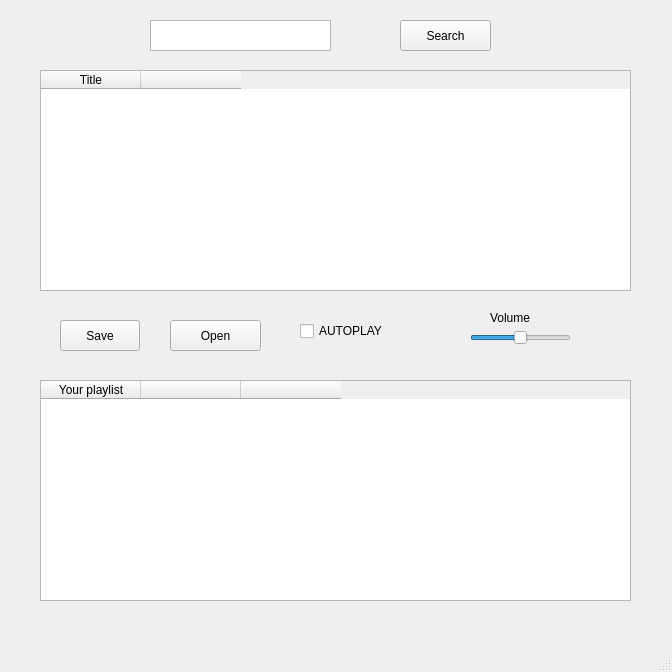
Old version of the form mainwindow.ui in the repository enzonakamura/spotify-playlist.
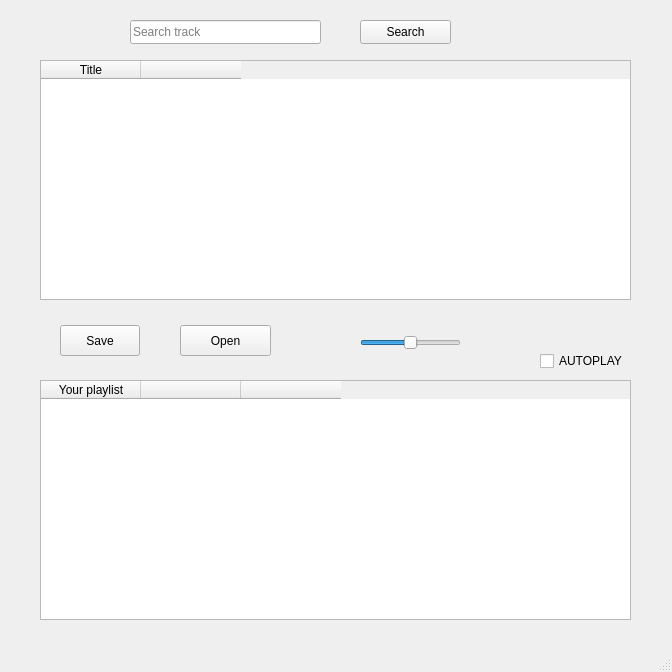
New version of the form.

Commit message: ADD: Improving UI and adding search with enter functionality

What changed in the file:
```diff
--- a/mainwindow.ui
+++ b/mainwindow.ui
@@ -17,26 +17,16 @@
    <widget class="QPushButton" name="pushButton">
     <property name="geometry">
      <rect>
-      <x>400</x>
+      <x>360</x>
       <y>20</y>
       <width>91</width>
-      <height>31</height>
+      <height>24</height>
      </rect>
     </property>
     <property name="text">
      <string>Search</string>
     </property>
    </widget>
-   <widget class="QTextEdit" name="textEdit_2">
-    <property name="geometry">
-     <rect>
-      <x>150</x>
-      <y>20</y>
-      <width>181</width>
-      <height>31</height>
-     </rect>
-    </property>
-   </widget>
    <widget class="QTableWidget" name="tableWidget">
     <property name="enabled">
      <bool>true</bool>
@@ -44,9 +34,9 @@
     <property name="geometry">
      <rect>
       <x>40</x>
-      <y>70</y>
+      <y>60</y>
       <width>591</width>
-      <height>221</height>
+      <height>240</height>
      </rect>
     </property>
     <property name="frameShape">
@@ -75,7 +65,7 @@
       <x>40</x>
       <y>380</y>
       <width>591</width>
-      <height>221</height>
+      <height>240</height>
      </rect>
     </property>
     <column>
@@ -97,8 +87,8 @@
    <widget class="QPushButton" name="openButton">
     <property name="geometry">
      <rect>
-      <x>170</x>
-      <y>320</y>
+      <x>180</x>
+      <y>325</y>
       <width>91</width>
       <height>31</height>
      </rect>
@@ -114,7 +104,7 @@
     <property name="geometry">
      <rect>
       <x>60</x>
-      <y>320</y>
+      <y>325</y>
       <width>80</width>
       <height>31</height>
      </rect>
@@ -129,8 +119,8 @@
    <widget class="QCheckBox" name="autoplay">
     <property name="geometry">
      <rect>
-      <x>300</x>
-      <y>320</y>
+      <x>540</x>
+      <y>350</y>
       <width>101</width>
       <height>22</height>
      </rect>
@@ -142,8 +132,8 @@
    <widget class="QSlider" name="volume">
     <property name="geometry">
      <rect>
-      <x>470</x>
-      <y>330</y>
+      <x>360</x>
+      <y>335</y>
       <width>101</width>
       <height>16</height>
      </rect>
@@ -158,24 +148,11 @@
      <enum>Qt::Horizontal</enum>
     </property>
    </widget>
-   <widget class="QLabel" name="label">
-    <property name="geometry">
-     <rect>
-      <x>490</x>
-      <y>310</y>
-      <width>58</width>
-      <height>16</height>
-     </rect>
-    </property>
-    <property name="text">
-     <string>Volume</string>
-    </property>
-   </widget>
    <widget class="QLabel" name="volumeIcon">
     <property name="geometry">
      <rect>
-      <x>440</x>
-      <y>330</y>
+      <x>330</x>
+      <y>335</y>
       <width>21</width>
       <height>16</height>
      </rect>
@@ -184,6 +161,19 @@
      <string/>
     </property>
    </widget>
+   <widget class="QLineEdit" name="searchBar">
+    <property name="geometry">
+     <rect>
+      <x>130</x>
+      <y>20</y>
+      <width>191</width>
+      <height>24</height>
+     </rect>
+    </property>
+    <property name="placeholderText">
+     <string>Search track</string>
+    </property>
+   </widget>
   </widget>
   <widget class="QMenuBar" name="menubar">
    <property name="geometry">
```
The commit also changes 2 other files.
